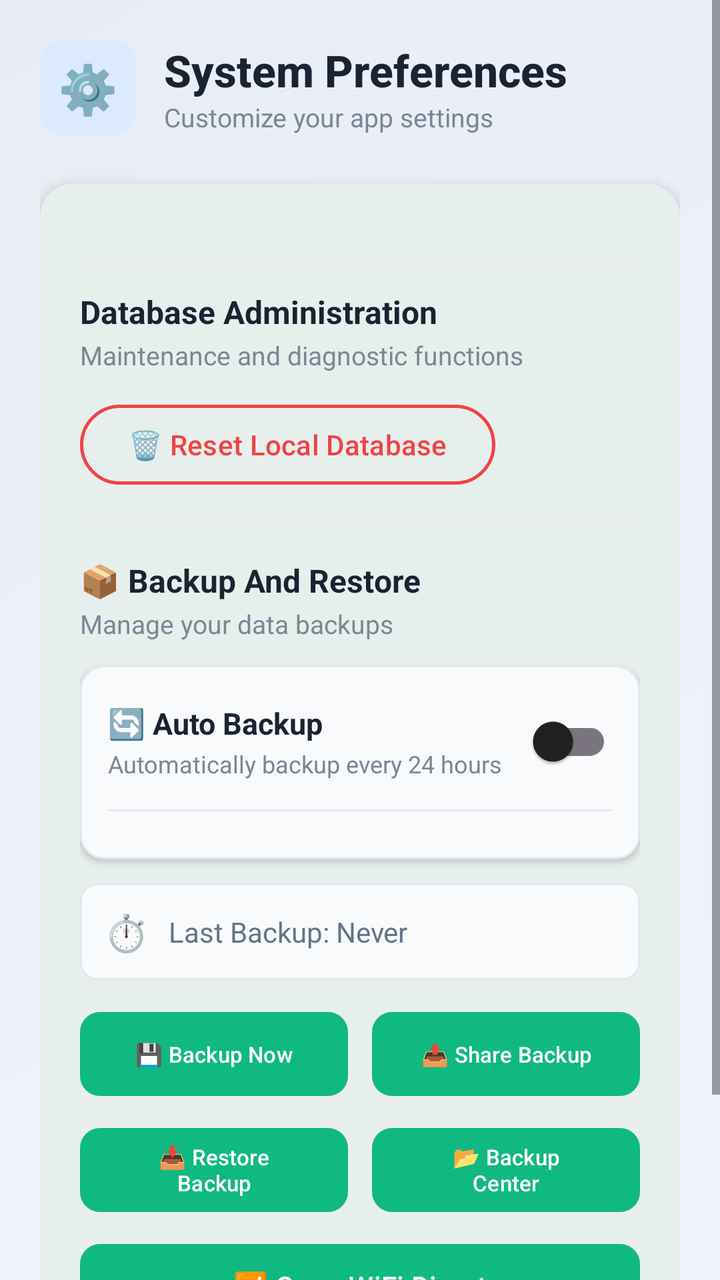
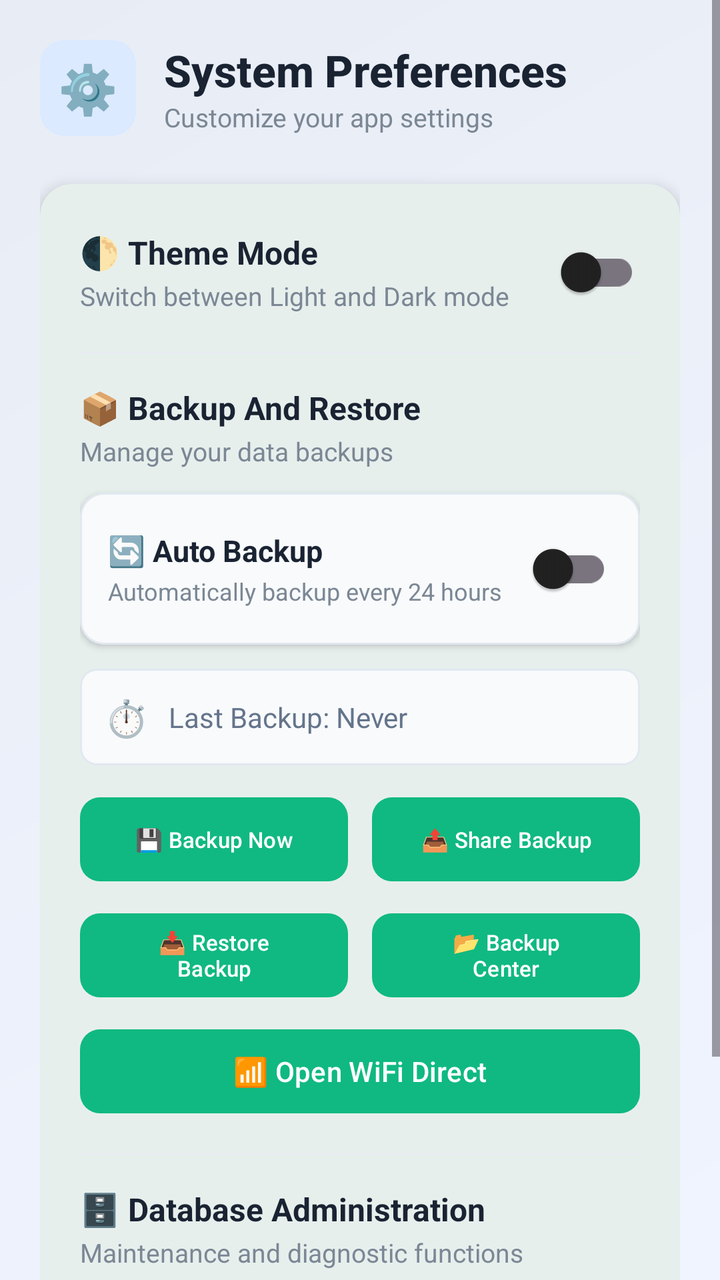

Before-and-after screenshots of an Android layout around one commit, followed by the original layout XML and the change that was made.
<!-- AndroidManifest.xml: application theme Theme.MilkDelivery -->
<!-- res/layout/fragment_settings.xml -->
<?xml version="1.0" encoding="utf-8"?>
<ScrollView xmlns:android="http://schemas.android.com/apk/res/android"
    xmlns:app="http://schemas.android.com/apk/res-auto"
    android:layout_width="match_parent"
    android:layout_height="match_parent"
    android:background="@drawable/gradient_background"
    android:fillViewport="true">

    <LinearLayout
        android:layout_width="match_parent"
        android:layout_height="wrap_content"
        android:orientation="vertical"
        android:padding="20dp"
        android:animateLayoutChanges="true">

        
        <LinearLayout
            android:layout_width="match_parent"
            android:layout_height="wrap_content"
            android:orientation="horizontal"
            android:gravity="center_vertical"
            android:layout_marginBottom="24dp">

            <LinearLayout
                android:layout_width="48dp"
                android:layout_height="48dp"
                android:background="@drawable/header_icon_background"
                android:gravity="center"
                android:orientation="horizontal">
                <TextView
                    android:layout_width="wrap_content"
                    android:layout_height="wrap_content"
                    android:text="⚙️"
                    android:textSize="24sp" />
            </LinearLayout>

            <LinearLayout
                android:layout_width="0dp"
                android:layout_height="wrap_content"
                android:layout_weight="1"
                android:orientation="vertical"
                android:layout_marginStart="14dp">

                <TextView
                    android:layout_width="wrap_content"
                    android:layout_height="wrap_content"
                    android:text="System Preferences"
                    android:textSize="22sp"
                    android:textStyle="bold"
                    android:textColor="#1A2332"
                    android:fontFamily="sans-serif-medium" />

                <TextView
                    android:layout_width="wrap_content"
                    android:layout_height="wrap_content"
                    android:text="Customize your app settings"
                    android:textSize="13sp"
                    android:textColor="#7B8794" />

            </LinearLayout>
        </LinearLayout>


        
        <com.google.android.material.card.MaterialCardView
            android:layout_width="match_parent"
            android:layout_height="wrap_content"
            app:cardCornerRadius="16dp"
            app:cardElevation="4dp"
            app:cardBackgroundColor="#FFFFFF">

            <LinearLayout
                android:layout_width="match_parent"
                android:layout_height="wrap_content"
                android:orientation="vertical"
                android:padding="20dp">

                
                <LinearLayout
                    android:layout_width="match_parent"
                    android:layout_height="wrap_content"
                    android:orientation="horizontal"
                    android:gravity="center_vertical">

                    <LinearLayout
                        android:layout_width="0dp"
                        android:layout_height="wrap_content"
                        android:layout_weight="1"
                        android:orientation="vertical">


                    </LinearLayout>


                </LinearLayout>

                
                <View
                    android:layout_width="match_parent"
                    android:layout_height="1dp"
                    android:background="#E8ECF1"
                    android:layout_marginVertical="16dp" />

                
                <TextView
                    android:layout_width="wrap_content"
                    android:layout_height="wrap_content"
                    android:text="Database Administration"
                    android:textSize="16sp"
                    android:textStyle="bold"
                    android:textColor="#1A2332" />

                <TextView
                    android:layout_width="wrap_content"
                    android:layout_height="wrap_content"
                    android:text="Maintenance and diagnostic functions"
                    android:textSize="13sp"
                    android:textColor="#7B8794"
                    android:layout_marginTop="2dp"
                    android:layout_marginBottom="12dp" />

                
                <com.google.android.material.button.MaterialButton
                    android:id="@+id/btn_clear_cache"
                    android:layout_width="wrap_content"
                    android:layout_height="wrap_content"
                    android:text="🗑️ Reset Local Database"
                    android:textAllCaps="false"
                    android:textColor="#EF4444"
                    app:strokeColor="#EF4444"
                    app:strokeWidth="1.5dp"
                    style="@style/Widget.Material3.Button.OutlinedButton" />

                
                <View
                    android:layout_width="match_parent"
                    android:layout_height="1dp"
                    android:background="#E8ECF1"
                    android:layout_marginVertical="16dp" />

                
                <TextView
                    android:layout_width="wrap_content"
                    android:layout_height="wrap_content"
                    android:text="📦 Backup And Restore"
                    android:textSize="16sp"
                    android:textStyle="bold"
                    android:textColor="#1A2332" />

                <TextView
                    android:layout_width="wrap_content"
                    android:layout_height="wrap_content"
                    android:text="Manage your data backups"
                    android:textSize="13sp"
                    android:textColor="#7B8794"
                    android:layout_marginTop="2dp"
                    android:layout_marginBottom="12dp" />

                
                <com.google.android.material.card.MaterialCardView
                    android:layout_width="match_parent"
                    android:layout_height="wrap_content"
                    android:layout_marginBottom="12dp"
                    app:cardCornerRadius="12dp"
                    app:cardElevation="2dp"
                    app:cardBackgroundColor="#F8FAFC"
                    app:strokeColor="#E2E8F0"
                    app:strokeWidth="1dp">

                    <LinearLayout
                        android:layout_width="match_parent"
                        android:layout_height="wrap_content"
                        android:orientation="vertical"
                        android:padding="14dp">

                        
                        <LinearLayout
                            android:layout_width="match_parent"
                            android:layout_height="wrap_content"
                            android:orientation="horizontal"
                            android:gravity="center_vertical">

                            <LinearLayout
                                android:layout_width="0dp"
                                android:layout_height="wrap_content"
                                android:layout_weight="1"
                                android:orientation="vertical">

                                <TextView
                                    android:layout_width="wrap_content"
                                    android:layout_height="wrap_content"
                                    android:text="🔄 Auto Backup"
                                    android:textSize="15sp"
                                    android:textStyle="bold"
                                    android:textColor="#1A2332" />

                                <TextView
                                    android:layout_width="wrap_content"
                                    android:layout_height="wrap_content"
                                    android:text="Automatically backup every 24 hours"
                                    android:textSize="12sp"
                                    android:textColor="#7B8794"
                                    android:layout_marginTop="2dp" />

                            </LinearLayout>

                            <androidx.appcompat.widget.SwitchCompat
                                android:id="@+id/switchAutoBackup"
                                android:layout_width="wrap_content"
                                android:layout_height="wrap_content" />

                        </LinearLayout>

                        
                        <View
                            android:layout_width="match_parent"
                            android:layout_height="1dp"
                            android:background="#E8ECF1"
                            android:layout_marginVertical="10dp" />

                        
                        <LinearLayout
                            android:layout_width="match_parent"
                            android:layout_height="wrap_content"
                            android:orientation="horizontal"
                            android:gravity="center_vertical">

                        </LinearLayout>

                    </LinearLayout>

                </com.google.android.material.card.MaterialCardView>

                
                <LinearLayout
                    android:layout_width="match_parent"
                    android:layout_height="wrap_content"
                    android:orientation="horizontal"
                    android:background="@drawable/info_background"
                    android:padding="12dp"
                    android:layout_marginBottom="12dp"
                    android:gravity="center_vertical">

                    <TextView
                        android:layout_width="wrap_content"
                        android:layout_height="wrap_content"
                        android:text="⏱️"
                        android:textSize="18sp"
                        android:layout_marginEnd="10dp" />

                    <TextView
                        android:id="@+id/txt_last_backup"
                        android:layout_width="wrap_content"
                        android:layout_height="wrap_content"
                        android:text="Last Backup: Never"
                        android:textSize="14sp"
                        android:textColor="#64748B" />

                </LinearLayout>

                
                <LinearLayout
                    android:layout_width="match_parent"
                    android:layout_height="wrap_content"
                    android:orientation="vertical">

                    
                    <LinearLayout
                        android:layout_width="match_parent"
                        android:layout_height="wrap_content"
                        android:orientation="horizontal">

                        <com.google.android.material.button.MaterialButton
                            android:id="@+id/btn_backup_now"
                            android:layout_width="0dp"
                            android:layout_height="50dp"
                            android:layout_weight="1"
                            android:text="💾 Backup Now"
                            android:textAllCaps="false"
                            android:textSize="11sp"
                            app:cornerRadius="10dp"
                            app:backgroundTint="#10B981"
                            android:layout_marginEnd="6dp" />

                        <com.google.android.material.button.MaterialButton
                            android:id="@+id/btn_share_backup"
                            android:layout_width="0dp"
                            android:layout_height="50dp"
                            android:layout_weight="1"
                            android:text="📤 Share Backup"
                            android:textAllCaps="false"
                            android:textSize="11sp"
                            app:cornerRadius="10dp"
                            app:backgroundTint="#10B981"
                            android:layout_marginStart="6dp" />

                    </LinearLayout>

                    
                    <LinearLayout
                        android:layout_width="match_parent"
                        android:layout_height="wrap_content"
                        android:orientation="horizontal"
                        android:layout_marginTop="8dp">

                        <com.google.android.material.button.MaterialButton
                            android:id="@+id/btn_restore_backup"
                            android:layout_width="0dp"
                            android:layout_height="50dp"
                            android:layout_weight="1"
                            android:text="📥 Restore Backup"
                            android:textAllCaps="false"
                            android:textSize="11sp"
                            app:cornerRadius="10dp"
                            app:backgroundTint="#10B981"
                            android:layout_marginEnd="6dp" />

                        <com.google.android.material.button.MaterialButton
                            android:id="@+id/btn_backup_center"
                            android:layout_width="0dp"
                            android:layout_height="50dp"
                            android:layout_weight="1"
                            android:text="📂 Backup Center"
                            android:textAllCaps="false"
                            android:textSize="11sp"
                            app:cornerRadius="10dp"
                            app:backgroundTint="#10B981"
                            android:layout_marginStart="6dp" />

                    </LinearLayout>

                    
                    <com.google.android.material.button.MaterialButton
                        android:id="@+id/btn_wifi_direct"
                        android:layout_width="match_parent"
                        android:layout_height="50dp"
                        android:layout_marginTop="8dp"
                        android:text="📶 Open WiFi Direct"
                        android:textAllCaps="false"
                        android:textSize="14sp"
                        app:cornerRadius="10dp"
                        app:backgroundTint="#10B981" />

                </LinearLayout>

            </LinearLayout>

        </com.google.android.material.card.MaterialCardView>

        
        <TextView
            android:layout_width="match_parent"
            android:layout_height="wrap_content"
            android:text="Version 1.0.0"
            android:textSize="12sp"
            android:textColor="#94A3B8"
            android:gravity="center"
            android:layout_marginTop="24dp" />

    </LinearLayout>

</ScrollView>
<!-- resources referenced by this layout -->
<resources>
  <!-- drawable gradient_background (drawable) -->
  <?xml version="1.0" encoding="utf-8"?>
  <shape xmlns:android="http://schemas.android.com/apk/res/android">
      <gradient
          android:startColor="#F0F4FF"
          android:endColor="#E8EDF5"
          android:angle="135" />
  </shape>
  <!-- drawable header_icon_background (drawable) -->
  <?xml version="1.0" encoding="utf-8"?>
  <shape xmlns:android="http://schemas.android.com/apk/res/android">
      <solid android:color="#DBEAFE" />
      <corners android:radius="12dp" />
  </shape>
  <!-- drawable info_background (drawable) -->
  <?xml version="1.0" encoding="utf-8"?>
  <shape xmlns:android="http://schemas.android.com/apk/res/android">
      <solid android:color="#F8FAFC" />
      <corners android:radius="8dp" />
      <stroke
          android:width="1dp"
          android:color="#E2E8F0" />
  </shape>
  <style name="Theme.MilkDelivery" parent="Theme.Material3.DayNight.NoActionBar">
          
          <item name="colorPrimary">@color/primary</item>
          <item name="colorPrimaryDark">@color/primary_dark</item>
          <item name="colorSecondary">@color/secondary</item>
          <item name="android:statusBarColor">@color/primary</item>
          <item name="android:windowLightStatusBar">false</item>
          
          
          <item name="colorSurface">@color/surface</item>
          <item name="colorOnSurface">@color/on_surface</item>
          <item name="android:windowBackground">@color/background</item>
          <item name="colorSurfaceVariant">@color/surface_variant</item>
          <item name="colorOnSurfaceVariant">@color/on_surface_variant</item>
          
          
          <item name="materialCardViewStyle">@style/Widget.Material3.CardView.Elevated</item>
      </style>
  <color name="primary">#005B41</color>
  <color name="primary_dark">#00402E</color>
  <color name="secondary">#03DAC6</color>
  <color name="surface">#FFFFFF</color>
  <color name="on_surface">#212121</color>
  <color name="background">#FAFAFA</color>
  <color name="surface_variant">#F4F4F4</color>
  <color name="on_surface_variant">#555555</color>
</resources>

<!-- the commit's change to res/layout/fragment_settings.xml (unified diff, before → after) -->
@@ -60,7 +60,6 @@
             </LinearLayout>
         </LinearLayout>
 
-
         
         <com.google.android.material.card.MaterialCardView
             android:layout_width="match_parent"
@@ -80,7 +79,8 @@
                     android:layout_width="match_parent"
                     android:layout_height="wrap_content"
                     android:orientation="horizontal"
-                    android:gravity="center_vertical">
+                    android:gravity="center_vertical"
+                    android:layout_marginBottom="16dp">
 
                     <LinearLayout
                         android:layout_width="0dp"
@@ -88,9 +88,28 @@
                         android:layout_weight="1"
                         android:orientation="vertical">
 
+                        <TextView
+                            android:layout_width="wrap_content"
+                            android:layout_height="wrap_content"
+                            android:text="🌓 Theme Mode"
+                            android:textSize="16sp"
+                            android:textStyle="bold"
+                            android:textColor="#1A2332" />
+
+                        <TextView
+                            android:layout_width="wrap_content"
+                            android:layout_height="wrap_content"
+                            android:text="Switch between Light and Dark mode"
+                            android:textSize="13sp"
+                            android:textColor="#7B8794"
+                            android:layout_marginTop="2dp" />
 
                     </LinearLayout>
 
+                    <androidx.appcompat.widget.SwitchCompat
+                        android:id="@+id/switchTheme"
+                        android:layout_width="wrap_content"
+                        android:layout_height="wrap_content" />
 
                 </LinearLayout>
 
@@ -99,44 +118,7 @@
                     android:layout_width="match_parent"
                     android:layout_height="1dp"
                     android:background="#E8ECF1"
-                    android:layout_marginVertical="16dp" />
-
-                
-                <TextView
-                    android:layout_width="wrap_content"
-                    android:layout_height="wrap_content"
-                    android:text="Database Administration"
-                    android:textSize="16sp"
-                    android:textStyle="bold"
-                    android:textColor="#1A2332" />
-
-                <TextView
-                    android:layout_width="wrap_content"
-                    android:layout_height="wrap_content"
-                    android:text="Maintenance and diagnostic functions"
-                    android:textSize="13sp"
-                    android:textColor="#7B8794"
-                    android:layout_marginTop="2dp"
-                    android:layout_marginBottom="12dp" />
-
-                
-                <com.google.android.material.button.MaterialButton
-                    android:id="@+id/btn_clear_cache"
-                    android:layout_width="wrap_content"
-                    android:layout_height="wrap_content"
-                    android:text="🗑️ Reset Local Database"
-                    android:textAllCaps="false"
-                    android:textColor="#EF4444"
-                    app:strokeColor="#EF4444"
-                    app:strokeWidth="1.5dp"
-                    style="@style/Widget.Material3.Button.OutlinedButton" />
-
-                
-                <View
-                    android:layout_width="match_parent"
-                    android:layout_height="1dp"
-                    android:background="#E8ECF1"
-                    android:layout_marginVertical="16dp" />
+                    android:layout_marginBottom="16dp" />
 
                 
                 <TextView
@@ -173,7 +155,6 @@
                         android:orientation="vertical"
                         android:padding="14dp">
 
-                        
                         <LinearLayout
                             android:layout_width="match_parent"
                             android:layout_height="wrap_content"
@@ -208,22 +189,6 @@
                                 android:id="@+id/switchAutoBackup"
                                 android:layout_width="wrap_content"
                                 android:layout_height="wrap_content" />
-
-                        </LinearLayout>
-
-                        
-                        <View
-                            android:layout_width="match_parent"
-                            android:layout_height="1dp"
-                            android:background="#E8ECF1"
-                            android:layout_marginVertical="10dp" />
-
-                        
-                        <LinearLayout
-                            android:layout_width="match_parent"
-                            android:layout_height="wrap_content"
-                            android:orientation="horizontal"
-                            android:gravity="center_vertical">
 
                         </LinearLayout>
 
@@ -343,6 +308,44 @@
 
                 </LinearLayout>
 
+                
+                
+                
+                <View
+                    android:layout_width="match_parent"
+                    android:layout_height="1dp"
+                    android:background="#E8ECF1"
+                    android:layout_marginVertical="16dp" />
+
+                <TextView
+                    android:layout_width="wrap_content"
+                    android:layout_height="wrap_content"
+                    android:text="🗄️ Database Administration"
+                    android:textSize="16sp"
+                    android:textStyle="bold"
+                    android:textColor="#1A2332" />
+
+                <TextView
+                    android:layout_width="wrap_content"
+                    android:layout_height="wrap_content"
+                    android:text="Maintenance and diagnostic functions"
+                    android:textSize="13sp"
+                    android:textColor="#7B8794"
+                    android:layout_marginTop="2dp"
+                    android:layout_marginBottom="12dp" />
+
+                
+                <com.google.android.material.button.MaterialButton
+                    android:id="@+id/btn_clear_cache"
+                    android:layout_width="wrap_content"
+                    android:layout_height="wrap_content"
+                    android:text="🗑️ Reset Local Database"
+                    android:textAllCaps="false"
+                    android:textColor="#EF4444"
+                    app:strokeColor="#EF4444"
+                    app:strokeWidth="1.5dp"
+                    style="@style/Widget.Material3.Button.OutlinedButton" />
+
             </LinearLayout>
 
         </com.google.android.material.card.MaterialCardView>
<!-- resource entries referenced after the edit -->
@@ -23,23 +23,27 @@
           android:width="1dp"
           android:color="#E2E8F0" />
   </shape>
-  <style name="Theme.MilkDelivery" parent="Theme.Material3.DayNight.NoActionBar">
+  <style name="Theme.MilkDelivery" parent="Theme.Material3.Light.NoActionBar">
           
           <item name="colorPrimary">@color/primary</item>
           <item name="colorPrimaryDark">@color/primary_dark</item>
           <item name="colorSecondary">@color/secondary</item>
           <item name="android:statusBarColor">@color/primary</item>
           <item name="android:windowLightStatusBar">false</item>
-          
+  
           
           <item name="colorSurface">@color/surface</item>
           <item name="colorOnSurface">@color/on_surface</item>
           <item name="android:windowBackground">@color/background</item>
           <item name="colorSurfaceVariant">@color/surface_variant</item>
           <item name="colorOnSurfaceVariant">@color/on_surface_variant</item>
-          
+  
           
           <item name="materialCardViewStyle">@style/Widget.Material3.CardView.Elevated</item>
+  
+          
+          <item name="android:colorBackground">@color/background</item>
+          <item name="android:navigationBarColor">@color/background</item>
       </style>
   <color name="primary">#005B41</color>
   <color name="primary_dark">#00402E</color>
